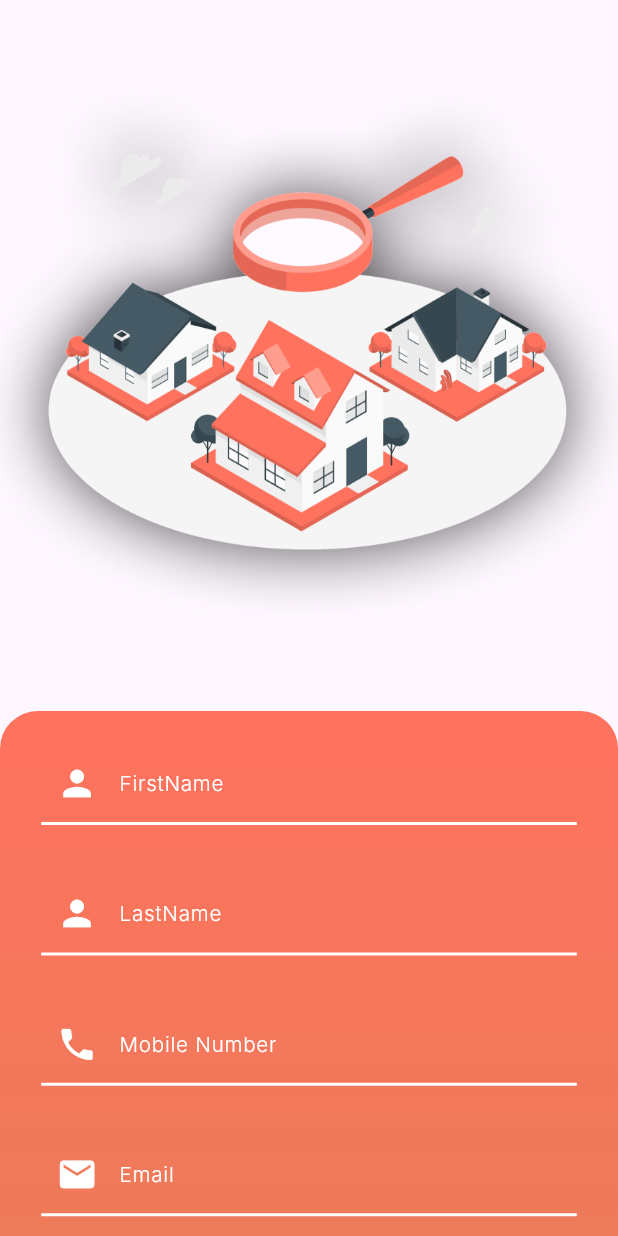
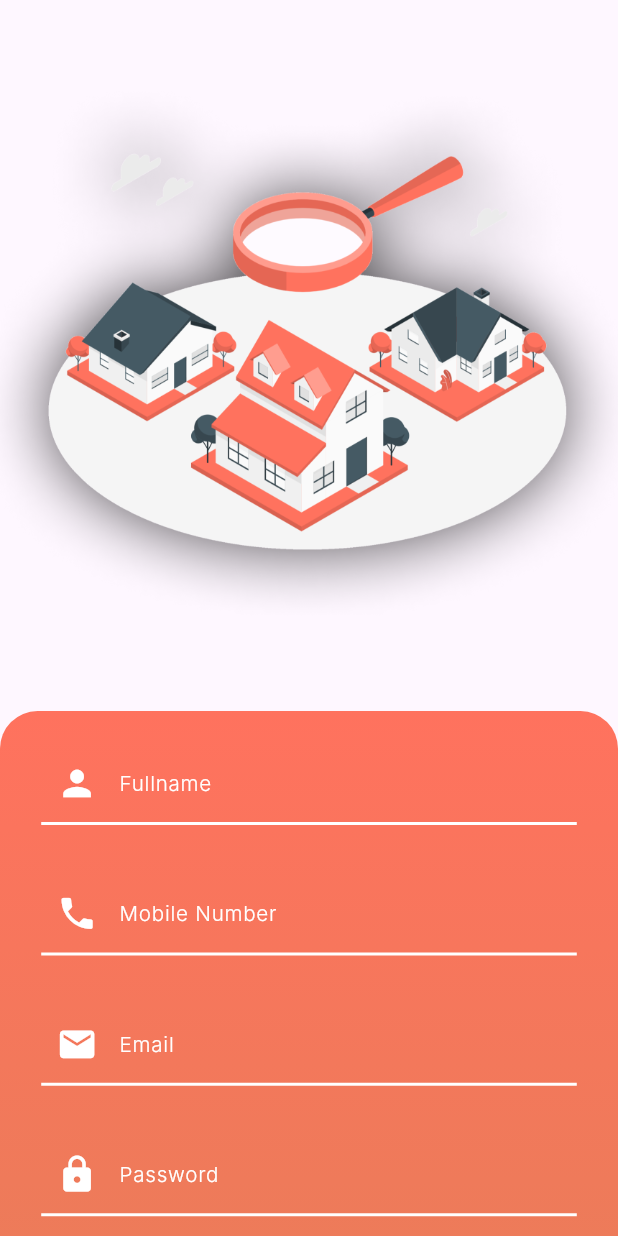
Before and after one commit to mansour571/DeyarakApp, a Flutter app: the screen it shows after launch, after a tap on "Sign UP", on a phone screen of 412 x 824 dp. Run offline on Flutter 3.47's test engine with Material 3 defaults, Android fonts, the phone set to English and light mode, and no system bars; our stand-ins replace animated_text_kit, bloc, flutter_animate, flutter_bloc, font_awesome_flutter, get and 4 more; missing offline and left inert: flaticon_downloader; Roboto replaces fonts that are missing (Inter).

Commit message:
last_login_reg_animation_update

```diff
--- /dev/null
+++ b/lib/Featurs/register_screen/auth_cubit/auth_cubit.dart
@@ -0,0 +1,33 @@
+import 'dart:convert';
+import 'package:bloc/bloc.dart';
+import 'package:deyarakapp/Featurs/personalinformation/presentation/views/usernameview.dart';
+import 'package:get/get_connect/http/src/response/response.dart';
+import 'package:http/http.dart' as http;
+import 'package:deyarakapp/Featurs/register_screen/auth_cubit/auth_status.dart';
+
+class AuthCubit extends Cubit<AuthStates> {
+  AuthCubit() : super(AuthinitState());
+
+  //reg
+  void register(
+      {required String fullName,
+      required int num,
+      required String Email,
+      required String pass}) async {
+    emit(RegLoadingState());
+    Response response = (await http.post(Uri.parse(''), body: {
+      'username': fullName,
+      'phoneNum': num,
+      'Email': Email,
+      'Password': pass,
+    })) as Response;
+    var responseBody = jsonDecode(response.body);
+    if (responseBody['status'] == true) {
+      //emit success
+      emit(RegSuccessState());
+    } else {
+      //emit falure
+      emit(RegFalureState(message: responseBody['message']));
+    }
+  }
+}
--- /dev/null
+++ b/lib/Featurs/register_screen/auth_cubit/auth_reg.dart
@@ -0,0 +1,41 @@
+import 'package:flutter_bloc/flutter_bloc.dart';
+
+// Define AuthStates
+abstract class AuthStates {}
+
+class AuthInitial extends AuthStates {}
+
+class AuthLoading extends AuthStates {}
+
+class Authenticated extends AuthStates {}
+
+class AuthError extends AuthStates {
+  final String errorMessage;
+
+  AuthError(this.errorMessage);
+}
+
+// Define AuthCubit
+class AuthCubit extends Cubit<AuthStates> {
+  AuthCubit() : super(AuthInitial());
+
+  Future<void> registerUser({
+    required String fullname,
+    required String phone,
+    required String email,
+    required String password,
+  }) async {
+    try {
+      // Perform registration logic (e.g., call API to register user)
+      // Simulated registration delay
+      emit(AuthLoading());
+      await Future.delayed(Duration(seconds: 2)); // Simulated API call
+
+      // Assume registration is successful
+      emit(Authenticated());
+    } catch (e) {
+      // Handle registration failure
+      emit(AuthError('Registration failed. Please try again.'));
+    }
+  }
+}
--- /dev/null
+++ b/lib/Featurs/register_screen/auth_cubit/auth_status.dart
@@ -0,0 +1,12 @@
+abstract class AuthStates {}
+
+class AuthinitState extends AuthStates {}
+
+class RegLoadingState extends AuthStates {}
+
+class RegSuccessState extends AuthStates {}
+
+class RegFalureState extends AuthStates {
+  String message;
+  RegFalureState({required this.message});
+}
--- a/lib/Featurs/register_screen/register_view.dart
+++ b/lib/Featurs/register_screen/register_view.dart
@@ -1,24 +1,44 @@
+import 'package:deyarakapp/Featurs/register_screen/auth_cubit/auth_cubit.dart';
+import 'package:deyarakapp/Featurs/register_screen/auth_cubit/auth_status.dart';
 import 'package:deyarakapp/Featurs/register_screen/widget/TextFieldInput.dart';
 import 'package:deyarakapp/Featurs/register_screen/widget/buttom.dart';
 import 'package:deyarakapp/constants.dart';
+import 'package:deyarakapp/core/utils/router.dart';
 import 'package:flutter/cupertino.dart';
 import 'package:flutter/material.dart';
 import 'package:flutter/services.dart';
+import 'package:flutter_bloc/flutter_bloc.dart';
+import 'package:go_router/go_router.dart';
 
 class registerView extends StatelessWidget {
-  const registerView({super.key});
+  registerView({super.key});
+  final Fullnamecontroller = TextEditingController();
+  final Emailcontroller = TextEditingController();
+  final Passcontroller = TextEditingController();
+  final rePasscontroller = TextEditingController();
+  final Phonecontroller = TextEditingController();
+  final formkey = GlobalKey<FormState>();
+
   @override
   Widget build(BuildContext context) {
     var querywidth = MediaQuery.of(context).size.width;
     var queryheight = MediaQuery.of(context).size.height;
 
     // TODO: implement build
+    return BlocProvider(
+        create: ((context) => AuthCubit()),
+        child: BlocConsumer<AuthCubit, AuthStates>(
+          listener: (context, state) {},
+          builder: (context, state) {
+            ////////////////////////////////////////////////////////////////////////////
             return Scaffold(
               body: ListView(
                 physics: BouncingScrollPhysics(),
                 children: [
                   Image.asset('assets/pics/houseSearch.png'),
-          Container(
+                  Form(
+                    key: formkey,
+                    child: Container(
                       padding: EdgeInsets.only(
                           top: queryheight / 40, bottom: queryheight / 20),
                       decoration: BoxDecoration(
@@ -32,54 +52,19 @@ class registerView extends StatelessWidget {
                       child: Column(
                         children: [
                           TextFieldInputt(
-                  text: 'FirstName',
+                            controllerr: Fullnamecontroller,
+                            text: 'Fullname',
                             icon: Icons.person,
                             function: () {},
                             colorr: Colors.white,
                             formatter: [],
                             password: false,
-                  validatee: (value) {
-                    if (value == null || value.isEmpty) {
-                      return 'Username cannot be empty.';
-                    } else if (value.length < 4) {
-                      return 'Username must be at least 4 characters long.';
-                    } else if (value.length > 20) {
-                      return 'Username cannot be longer than 20 characters.';
-                    } else if (!RegExp(r"^[a-zA-Z0-9._]+$").hasMatch(value)) {
-                      return 'Username can only contain letters, numbers, periods, and underscores.';
-                    } else {
-                      return null;
-                    }
-                  },
                           ),
                           SizedBox(
                             height: queryheight / 45,
                           ),
                           TextFieldInputt(
-                  text: 'LastName',
-                  icon: Icons.person,
-                  function: () {},
-                  colorr: Colors.white,
-                  formatter: [],
-                  password: false,
-                  validatee: (value) {
-                    if (value == null || value.isEmpty) {
-                      return 'Username cannot be empty.';
-                    } else if (value.length < 4) {
-                      return 'Username must be at least 4 characters long.';
-                    } else if (value.length > 20) {
-                      return 'Username cannot be longer than 20 characters.';
-                    } else if (!RegExp(r"^[a-zA-Z0-9._]+$").hasMatch(value)) {
-                      return 'Username can only contain letters, numbers, periods, and underscores.';
-                    } else {
-                      return null;
-                    }
-                  },
-                ),
-                SizedBox(
-                  height: queryheight / 45,
-                ),
-                TextFieldInputt(
+                            controllerr: Phonecontroller,
                             text: 'Mobile Number',
                             icon: Icons.phone,
                             keybordtype: TextInputType.phone,
@@ -87,24 +72,12 @@ class registerView extends StatelessWidget {
                             colorr: Colors.white,
                             formatter: [FilteringTextInputFormatter.digitsOnly],
                             password: false,
-                  validatee: (value) {
-                    if (value == null || value.isEmpty) {
-                      return 'Username cannot be empty.';
-                    } else if (value.length < 4) {
-                      return 'Username must be at least 4 characters long.';
-                    } else if (value.length > 20) {
-                      return 'Username cannot be longer than 20 characters.';
-                    } else if (!RegExp(r"^[a-zA-Z0-9._]+$").hasMatch(value)) {
-                      return 'Username can only contain letters, numbers, periods, and underscores.';
-                    } else {
-                      return null;
-                    }
-                  },
                           ),
                           SizedBox(
                             height: queryheight / 45,
                           ),
                           TextFieldInputt(
+                            controllerr: Emailcontroller,
                             text: 'Email',
                             icon: Icons.mail,
                             function: () {},
@@ -112,74 +85,69 @@ class registerView extends StatelessWidget {
                             formatter: [],
                             keybordtype: TextInputType.emailAddress,
                             password: false,
-                  validatee: (value) {
-                    if (value == null || value.isEmpty) {
-                      return 'Username cannot be empty.';
-                    } else if (value.length < 4) {
-                      return 'Username must be at least 4 characters long.';
-                    } else if (value.length > 20) {
-                      return 'Username cannot be longer than 20 characters.';
-                    } else if (!RegExp(r"^[a-zA-Z0-9._]+$").hasMatch(value)) {
-                      return 'Username can only contain letters, numbers, periods, and underscores.';
-                    } else {
-                      return null;
-                    }
-                  },
                           ),
                           SizedBox(
                             height: queryheight / 45,
                           ),
                           TextFieldInputt(
+                            controllerr: Passcontroller,
                             text: 'Password',
                             icon: Icons.lock,
                             function: () {},
                             colorr: Colors.white,
                             formatter: [],
                             password: true,
-                  validatee: (value) {
-                    if (value == null || value.isEmpty) {
-                      return 'Username cannot be empty.';
-                    } else if (value.length < 4) {
-                      return 'Username must be at least 4 characters long.';
-                    } else if (value.length > 20) {
-                      return 'Username cannot be longer than 20 characters.';
-                    } else if (!RegExp(r"^[a-zA-Z0-9._]+$").hasMatch(value)) {
-                      return 'Username can only contain letters, numbers, periods, and underscores.';
-                    } else {
-                      return null;
-                    }
-                  },
                           ),
                           SizedBox(
                             height: queryheight / 45,
                           ),
                           TextFieldInputt(
+                            controllerr: rePasscontroller,
                             text: 'Confirm Password',
                             icon: Icons.lock,
                             function: () {},
                             colorr: Colors.white,
                             formatter: [],
                             password: true,
-                  validatee: (value) {
-                    if (value == null || value.isEmpty) {
-                      return 'Username cannot be empty.';
-                    } else if (value.length < 4) {
-                      return 'Username must be at least 4 characters long.';
-                    } else if (value.length > 20) {
-                      return 'Username cannot be longer than 20 characters.';
-                    } else if (!RegExp(r"^[a-zA-Z0-9._]+$").hasMatch(value)) {
-                      return 'Username can only contain letters, numbers, periods, and underscores.';
-                    } else {
-                      return null;
-                    }
+                          ),
+                          SizedBox(
+                            height: queryheight / 20,
+                          ),
+                          Padding(
+                            padding: EdgeInsets.only(
+                                left: querywidth / 15, right: querywidth / 15),
+                            child: Row(
+                              children: [
+                                Text(
+                                  'Have an account ?',
+                                  style: myStyle(
+                                      color: Colors.white,
+                                      size: querywidth / 25),
+                                ),
+                                GestureDetector(
+                                  onTap: () {
+                                    GoRouter.of(context).push(AppRouter.klogin);
                                   },
+                                  child: Text(
+                                    ' Login now',
+                                    style: myStyle(
+                                        color: Colors.white,
+                                        size: querywidth / 25),
+                                  ),
+                                )
+                              ],
+                            ),
                           ),
                           SizedBox(
                             height: queryheight / 20,
                           ),
                           Buttonn(
                             text: 'Sign UP',
-                  ontap: () {},
+                            ontap: () {
+                              if (formkey.currentState!.validate()) {
+                                //register
+                              }
+                            },
                             txtcolorr: ColorMain,
                             colorr: Colors.white,
                             raduis: 50,
@@ -187,8 +155,14 @@ class registerView extends StatelessWidget {
                         ],
                       ),
                     ),
+                  ),
                 ],
               ),
             );
+            ////////////////////////////////////////////////////////////////
+          },
+        ));
   }
 }
+
+//////////////////////////////////////////////////////////////////////////////////////////////////////////////////
--- a/lib/Featurs/register_screen/widget/TextFieldInput.dart
+++ b/lib/Featurs/register_screen/widget/TextFieldInput.dart
@@ -11,20 +11,20 @@ class TextFieldInputt extends StatelessWidget {
       required this.formatter,
       this.keybordtype,
       required this.password,
-      required this.validatee,
-      required this.colorr});
-
+      required this.colorr,
+      required this.controllerr,
+      this.validator});
+  TextEditingController controllerr;
   Color? colorr;
   String? errormessage;
   String? text;
   Function? function;
   IconData? icon;
+  String? Function(String?)? validator;
   List<TextInputFormatter> formatter =
       []; // ex : FilteringTextInputFormatter.digitsOnly
   TextInputType? keybordtype; // ex : TextInputType.phone
   bool password; //ex true or false
-  FormFieldValidator<String>
-      validatee; //ex   if (value == null || value.isEmpty) {return 'Username cannot be empty.';
 
   @override
   Widget build(BuildContext context) {
@@ -39,7 +39,8 @@ class TextFieldInputt extends StatelessWidget {
       padding: EdgeInsets.only(left: querywidth / 15, right: querywidth / 15),
       child: Form(
         child: TextFormField(
-          validator: validatee,
+          controller: controllerr,
+          validator: validator,
           obscureText: password,
           inputFormatters: formatter,
           keyboardType: keybordtype,
@@ -71,7 +72,8 @@ class TextFieldInputt extends StatelessWidget {
             ),
             errorBorder: UnderlineInputBorder(
               // borderRadius: BorderRadius.circular(radius),
-              borderSide: BorderSide(width: 2, color: Colors.black),
+              borderSide: BorderSide(
+                  width: 2, color: const Color.fromARGB(255, 255, 0, 0)),
             ),
             labelStyle: TextStyle(
               color: textfieldscolor,
--- a/lib/Featurs/splash_screen/deyark_animation/deyarak_text.dart
+++ b/lib/Featurs/splash_screen/deyark_animation/deyarak_text.dart
@@ -1,6 +1,8 @@
 import 'package:animated_text_kit/animated_text_kit.dart';
+import 'package:deyarakapp/Featurs/AddProperty/Widgets/RadioButtom.dart';
 import 'package:flutter/cupertino.dart';
 import 'package:flutter/material.dart';
+import 'package:flutter_animate/flutter_animate.dart';
 
 class deyarka_text extends StatelessWidget {
   @override
@@ -10,24 +12,44 @@ class deyarka_text extends StatelessWidget {
 
     // TODO: implement build
     return Container(
-        color: Colors.transparent,
-        child: SizedBox(
-          child: Center(
-            child: TextLiquidFill(
-              boxWidth: querywidth,
-              textAlign: TextAlign.center,
-              loadDuration: Duration(seconds: 4),
-              text: 'DeYarak',
-              waveColor: Color(0xffFF725E),
-              boxBackgroundColor: Colors.white,
-              textStyle: TextStyle(
-                fontFamily: 'ZenTokyoZoo',
-                fontSize: querywidth / 3.4,
+      color: Colors.transparent,
+      child: Center(
+        child: Animate(
+            effects: [
+              MoveEffect(
+                  begin: Offset(-querywidth, 0),
+                  duration: Duration(seconds: 1),
+                  delay: Duration(seconds: 1))
+            ],
+            child: Container(
+              child: Text(
+                'deyarak',
+                style: TextStyle(
+                  color: Color(0xffFF725E),
+                  fontFamily: 'ZenTokyoZoo',
+                  fontSize: 100,
+                ),
               ),
-              boxHeight: queryheight / 5,
-            ),
-          ),
-          height: queryheight / 6,
-        ));
+            )),
+      ),
+      // height: queryheight / 6,
+    );
   }
 }
+
+
+
+
+              // child: TextLiquidFill(
+              //   boxWidth: querywidth,
+              //   textAlign: TextAlign.center,
+              //   loadDuration: Duration(seconds: 4),
+              //   text: 'DeYarak',
+              //   waveColor: Color(0xffFF725E),
+              //   boxBackgroundColor: Colors.white,
+              //   textStyle: TextStyle(
+              //     fontFamily: 'ZenTokyoZoo',
+              //     fontSize: querywidth / 3.4,
+              //   ),
+              //   boxHeight: queryheight / 5,
+              // ),
--- a/lib/core/utils/router.dart
+++ b/lib/core/utils/router.dart
@@ -55,11 +55,11 @@ abstract class AppRouter {
       ),
       GoRoute(
         path: klogin,
-        builder: (context, state) => const Login_screen(),
+        builder: (context, state) => Login_screen(),
       ),
       GoRoute(
         path: kregister,
-        builder: (context, state) => const registerView(),
+        builder: (context, state) => registerView(),
       ),
       GoRoute(
         path: ksplash,
--- a/pubspec.yaml
+++ b/pubspec.yaml
@@ -29,11 +29,13 @@ environment:
 # versions available, run `flutter pub outdated`.
 dependencies:
   animated_text_kit: ^4.2.2
+  bloc: ^8.1.4
   cupertino_icons: ^1.0.2
   flaticon_downloader: ^0.0.2
   flutter:
     sdk: flutter
   flutter_animate: ^4.5.0
+  flutter_bloc: ^8.1.5
   font_awesome_flutter: ^10.7.0
   get: ^4.6.6
   go_router: ^13.2.0
```
Also changed, not shown: lib/Featurs/login_screen/Login_Screen.dart (+61 -43 lines), pubspec.lock. Lines whose indentation alone changed are shown as unchanged.
